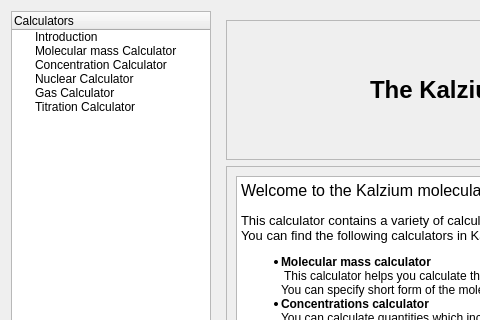
First picture: the form in src/calculator/calculator.ui, repository KDE/kalzium, before the edit; both pictures show x 0 to 480 and y 0 to 320 of the 900 by 600 pixel window.
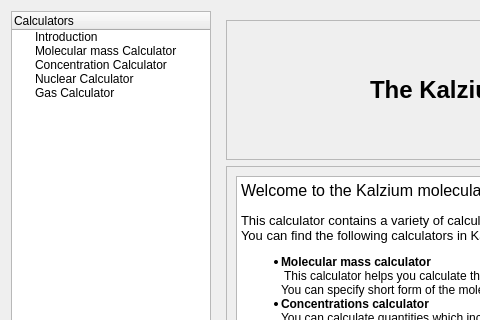
Second picture: the form after the edit. Custom widgets are drawn as their Qt base class.

Commit message: removing the titration calculator. It is not redy for the upcomming 4.6 release.

```diff
--- a/src/calculator/calculator.ui
+++ b/src/calculator/calculator.ui
@@ -74,11 +74,6 @@
        <string>Gas Calculator</string>
       </property>
      </item>
-     <item>
-      <property name="text">
-       <string>Titration Calculator</string>
-      </property>
-     </item>
     </widget>
    </item>
    <item>
```
Left out of the diff: 2 changed lines with no effect on the pictures. The commit also changes 6 other files.
